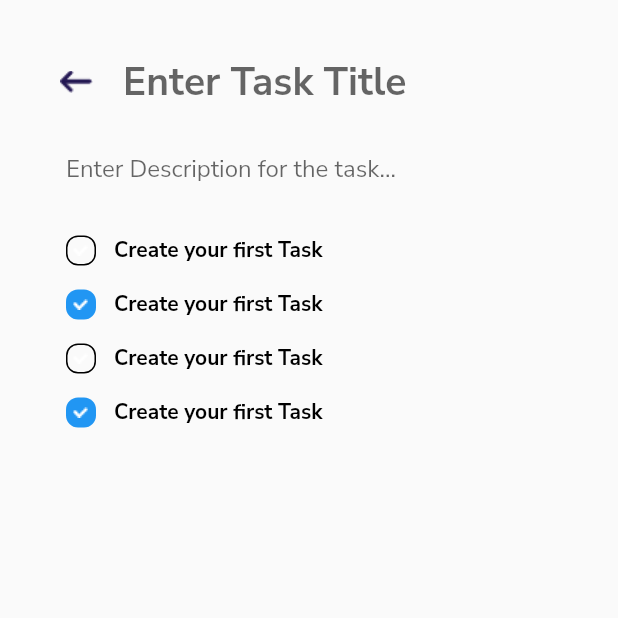
After one commit to salimkaboura8/todo_app, a Flutter app: the Taskpage screen opened directly, on a phone screen of 412 x 824 dp, the top half of it. The commit adds this screen. Run offline on Flutter 3.47's test engine with Material 2 defaults, Android fonts, the phone set to English and light mode, and no system bars; our stand-ins replace google_fonts.

Commit message:
Task page

```diff
--- a/lib/screens/homepage.dart
+++ b/lib/screens/homepage.dart
@@ -1,4 +1,5 @@
 import 'package:flutter/material.dart';
+import 'package:todo_app/screens/taskpage.dart';
 import 'package:todo_app/widgets.dart';
 
 class Homepage extends StatefulWidget {
@@ -48,6 +49,15 @@ class _HomepageState extends State<Homepage> {
             Positioned(
               bottom: 0.0,
               right: 0.0,
+              child: GestureDetector(
+                onTap: () {
+                  Navigator.push(
+                    context,
+                    MaterialPageRoute(
+                        builder: (context) => Taskpage()
+                    ),
+                  );
+                },
                 child: Container(
                   width: 60,
                   height: 60,
@@ -61,6 +71,7 @@ class _HomepageState extends State<Homepage> {
                     ),
                   ),
                 ),
+              ),
             )
           ],
         ),
--- /dev/null
+++ b/lib/screens/taskpage.dart
@@ -0,0 +1,92 @@
+import 'package:flutter/material.dart';
+import 'package:todo_app/widgets.dart';
+
+class Taskpage extends StatefulWidget {
+  @override
+  _TaskpageState createState() => _TaskpageState();
+}
+
+class _TaskpageState extends State<Taskpage> {
+  @override
+  Widget build(BuildContext context) {
+    return Scaffold(
+      body: SafeArea(
+        child: Container(
+          padding: const EdgeInsets.all(20),
+          child: Column(
+            crossAxisAlignment: CrossAxisAlignment.start,
+            children: [
+              Padding(
+                padding: EdgeInsets.symmetric(
+                  vertical: 5,
+                ),
+                child: Row(
+                  children: [
+                    InkWell(
+                      onTap: () {
+                        print("Clicked the back button");
+                        Navigator.pop(context);
+                      },
+                      child: Padding(
+                        padding: const EdgeInsets.all(20.0),
+                        child: Image(
+                          image:
+                              AssetImage('assets/images/back_arrow_icon.png'),
+                        ),
+                      ),
+                    ),
+                    Expanded(
+                      child: TextField(
+                        decoration: InputDecoration(
+                          hintText: "Enter Task Title",
+                          border: InputBorder.none,
+                        ),
+                        style: TextStyle(
+                          fontSize: 26,
+                          fontWeight: FontWeight.bold,
+                          color: Color(0xF40E0E2B),
+                        ),
+                      ),
+                    ),
+                  ],
+                ),
+              ),
+              Padding(
+                padding: const EdgeInsets.only(
+                  left: 24.0,
+                ),
+                child: Padding(
+                  padding: const EdgeInsets.only(
+                    bottom: 12.0,
+                  ),
+                  child: TextField(
+                    decoration: InputDecoration(
+                      hintText: "Enter Description for the task...",
+                      border: InputBorder.none,
+                    ),
+                  ),
+                ),
+              ),
+              TodoWidget(
+                text: "Create your first Task",
+                isDone: false,
+              ),
+              TodoWidget(
+                text: "Create your first Task",
+                isDone: true,
+              ),
+              TodoWidget(
+                text: "Create your first Task",
+                isDone: false,
+              ),
+              TodoWidget(
+                text: "Create your first Task",
+                isDone: true,
+              ),
+            ],
+          ),
+        ),
+      ),
+    );
+  }
+}
--- a/lib/widgets.dart
+++ b/lib/widgets.dart
@@ -3,6 +3,7 @@ import 'package:flutter/material.dart';
 class TaskCardWidget extends StatelessWidget {
   final String title;
   final String desc;
+
   TaskCardWidget({this.title, this.desc});
 
   @override
@@ -49,3 +50,46 @@ class TaskCardWidget extends StatelessWidget {
     );
   }
 }
+
+class TodoWidget extends StatelessWidget {
+  final String text;
+  final bool isDone;
+
+  TodoWidget({this.text, this.isDone});
+
+  @override
+  Widget build(BuildContext context) {
+    return Container(
+      padding: EdgeInsets.symmetric(
+        horizontal: 24,
+        vertical: 8,
+      ),
+      child: Row(
+        children: [
+          Container(
+            width: 20.0,
+            height: 20.0,
+            margin: EdgeInsets.only(
+              right: 12.0,
+            ),
+            decoration: BoxDecoration(
+              color: isDone ? Colors.blue : Colors.transparent,
+              borderRadius: BorderRadius.circular(8),
+              border: isDone ? null : Border.all(
+                      color: Colors.black,
+                    ),
+            ),
+            child: Image(image: AssetImage('assets/images/check_icon.png')),
+          ),
+          Text(
+            text ?? "Unnamed Todo",
+            style: TextStyle(
+              color: Colors.black,
+              fontWeight: FontWeight.bold,
+            ),
+          ),
+        ],
+      ),
+    );
+  }
+}
```
Lines whose indentation alone changed are shown as unchanged.
